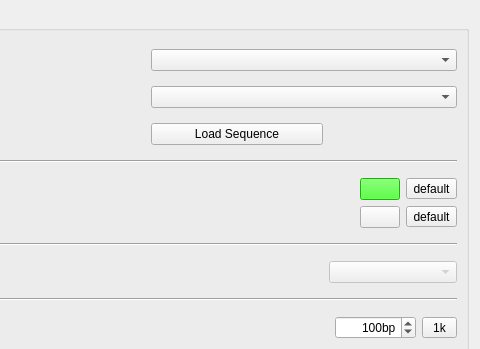
First picture: the form in src/plugins/dotplot/src/DotPlotDialog.ui, repository ugeneunipro/ugene, before the edit; both pictures show x 178 to 658 and y 0 to 349 of the 658 by 443 pixel window.
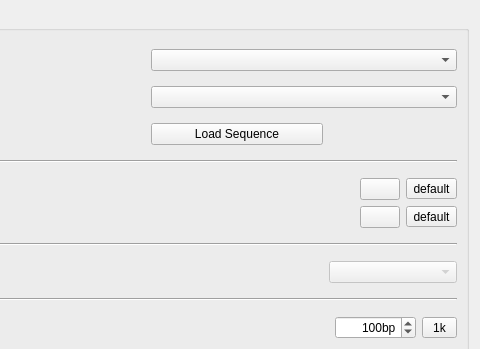
Second picture: the form after the edit. Icons and pictures are not drawn.

```diff
--- a/src/plugins/dotplot/src/DotPlotDialog.ui
+++ b/src/plugins/dotplot/src/DotPlotDialog.ui
@@ -311,9 +311,6 @@
         </item>
         <item row="0" column="3">
          <widget class="QPushButton" name="directColorButton">
-          <property name="styleSheet">
-           <string notr="true">QPushButton { background-color: rgb(26, 255, 0); }</string>
-          </property>
           <property name="text">
            <string notr="true"/>
           </property>
```
Left out of the diff: 3 changed lines with no effect on the pictures.
